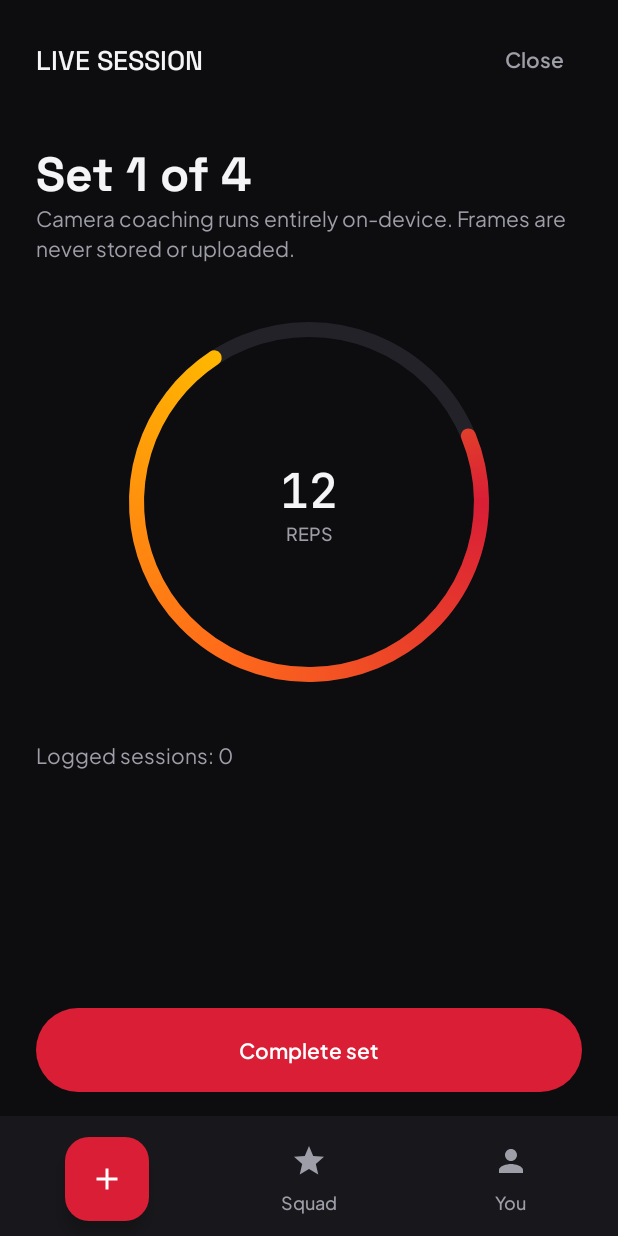
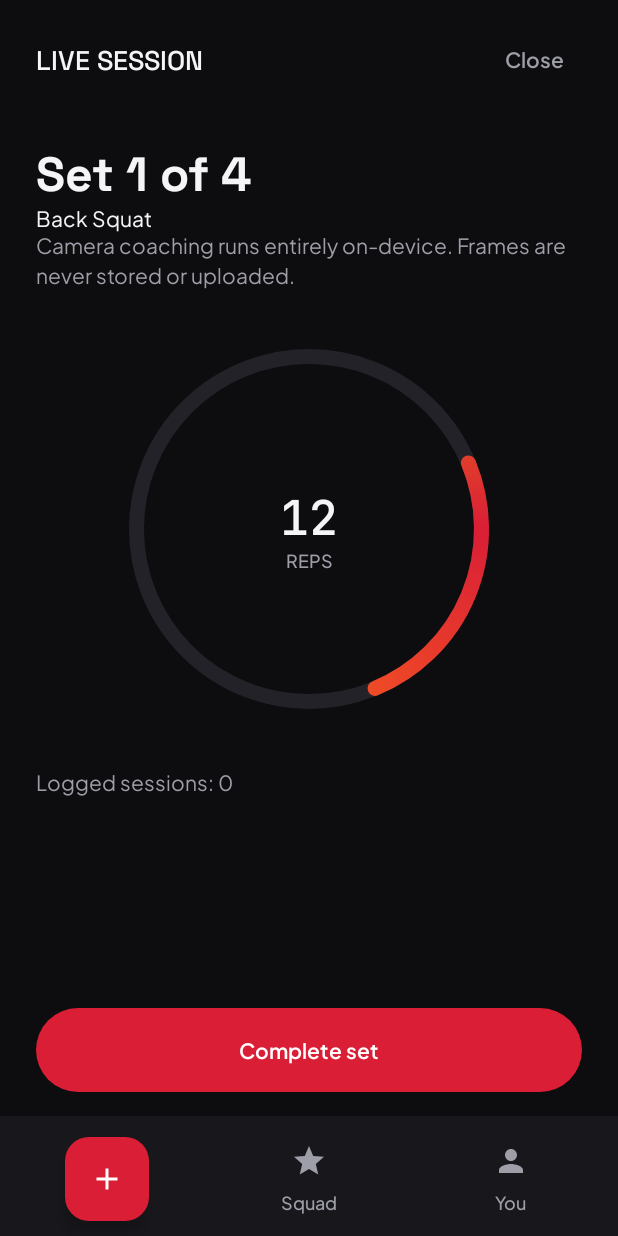
Before and after one commit to Hypertrophy-app/hypertrophy-android, an Android app built with Jetpack Compose: the WorkoutRoute screen opened through its navigation route, on a phone screen of 412 x 824 dp. Run offline under Robolectric (Android 15) with nearby library versions, the phone set to English and light mode, and no system bars; our stand-ins replace Dagger/Hilt's generated code, Room's generated code; pictures from the network do not load; 2 statements that could not run were skipped.

Commit message:
Wire live session screen to real set state and completion action

```diff
--- a/android/feature/workout/src/main/java/app/hypertrophy/feature/workout/WorkoutScreen.kt
+++ b/android/feature/workout/src/main/java/app/hypertrophy/feature/workout/WorkoutScreen.kt
@@ -9,6 +9,8 @@ import androidx.compose.foundation.layout.Spacer
 import androidx.compose.foundation.layout.fillMaxSize
 import androidx.compose.foundation.layout.fillMaxWidth
 import androidx.compose.foundation.layout.height
+import androidx.compose.foundation.layout.imePadding
+import androidx.compose.foundation.layout.navigationBarsPadding
 import androidx.compose.foundation.layout.padding
 import androidx.compose.foundation.layout.size
 import androidx.compose.foundation.layout.statusBarsPadding
@@ -34,12 +36,20 @@ fun WorkoutRoute(
     viewModel: WorkoutViewModel = hiltViewModel(),
 ) {
     val sessions by viewModel.sessions.collectAsStateWithLifecycle()
-    WorkoutScreen(sessionCount = sessions.size, onBack = onBack)
+    val session by viewModel.session.collectAsStateWithLifecycle()
+    WorkoutScreen(
+        session = session,
+        sessionCount = sessions.size,
+        onCompleteSet = viewModel::completeSet,
+        onBack = onBack,
+    )
 }
 
 @Composable
 fun WorkoutScreen(
+    session: LiveSessionUiState,
     sessionCount: Int,
+    onCompleteSet: () -> Unit,
     onBack: () -> Unit,
     modifier: Modifier = Modifier,
 ) {
@@ -50,6 +60,8 @@ fun WorkoutScreen(
             .fillMaxSize()
             .background(colors.canvas)
             .statusBarsPadding()
+            .navigationBarsPadding()
+            .imePadding()
             .padding(horizontal = 24.dp, vertical = 16.dp),
     ) {
         Row(
@@ -70,8 +82,13 @@ fun WorkoutScreen(
         Spacer(modifier = Modifier.height(32.dp))
 
         Text(
-            text = "Set 1 of 4",
+            text = "Set ${session.setNumber} of ${session.totalSets}",
             style = androidx.compose.material3.MaterialTheme.typography.headlineLarge,
+            color = colors.textPrimary,
+        )
+        Text(
+            text = session.exerciseName,
+            style = androidx.compose.material3.MaterialTheme.typography.bodyMedium,
             color = colors.textPrimary,
         )
         Text(
@@ -86,9 +103,9 @@ fun WorkoutScreen(
             modifier = Modifier.fillMaxWidth(),
             contentAlignment = Alignment.Center,
         ) {
-            PhoenixEmberRing(progress = 0.72f, modifier = Modifier.size(240.dp))
+            PhoenixEmberRing(progress = session.progress, modifier = Modifier.size(240.dp))
             Column(horizontalAlignment = Alignment.CenterHorizontally) {
-                Text(text = "12", style = PhoenixMonoTextStyle, color = colors.textPrimary)
+                Text(text = "${session.reps}", style = PhoenixMonoTextStyle, color = colors.textPrimary)
                 Text(
                     text = "REPS",
                     style = androidx.compose.material3.MaterialTheme.typography.labelMedium,
@@ -108,14 +125,18 @@ fun WorkoutScreen(
         Spacer(modifier = Modifier.weight(1f))
 
         Button(
-            onClick = {},
+            onClick = onCompleteSet,
+            enabled = !session.isComplete,
             modifier = Modifier
                 .fillMaxWidth()
                 .height(56.dp),
-            colors = ButtonDefaults.buttonColors(containerColor = colors.crimsonPrimary),
+            colors = ButtonDefaults.buttonColors(
+                containerColor = colors.crimsonPrimary,
+                contentColor = colors.onCrimson,
+            ),
         ) {
             Text(
-                text = "Complete set",
+                text = if (session.isComplete) "Session complete" else "Complete set",
                 style = androidx.compose.material3.MaterialTheme.typography.labelLarge,
             )
         }
```
